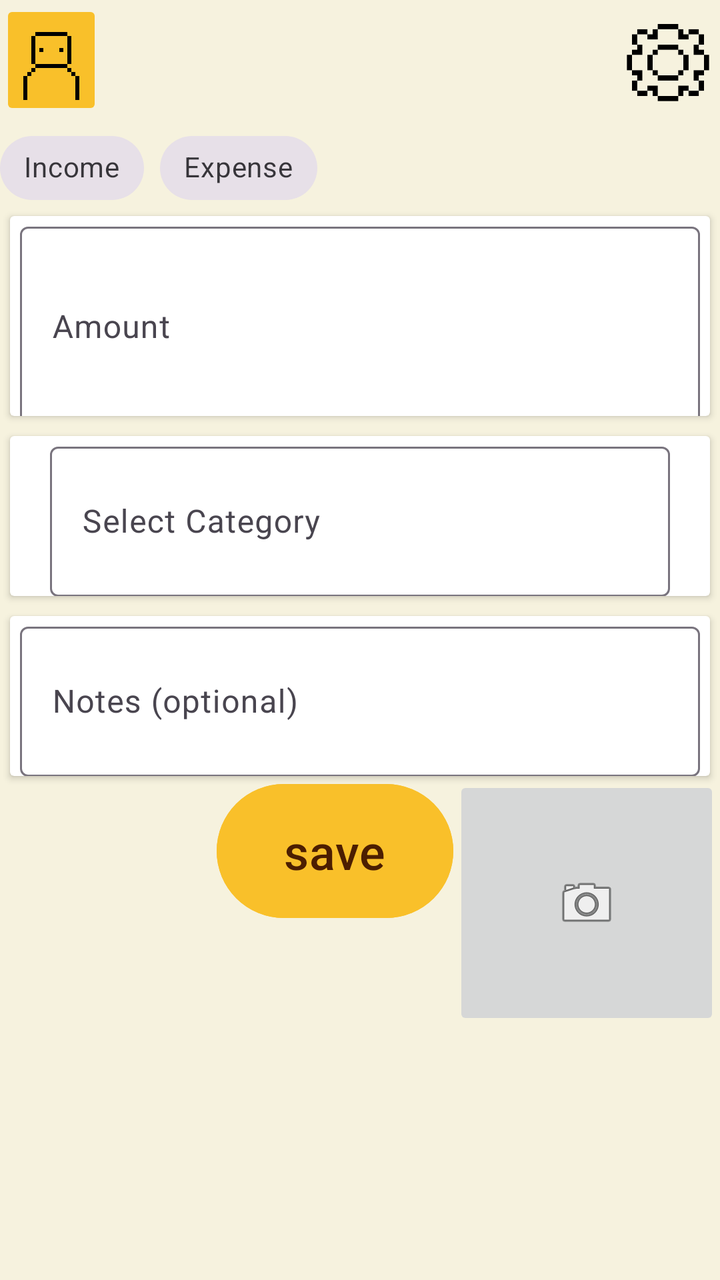
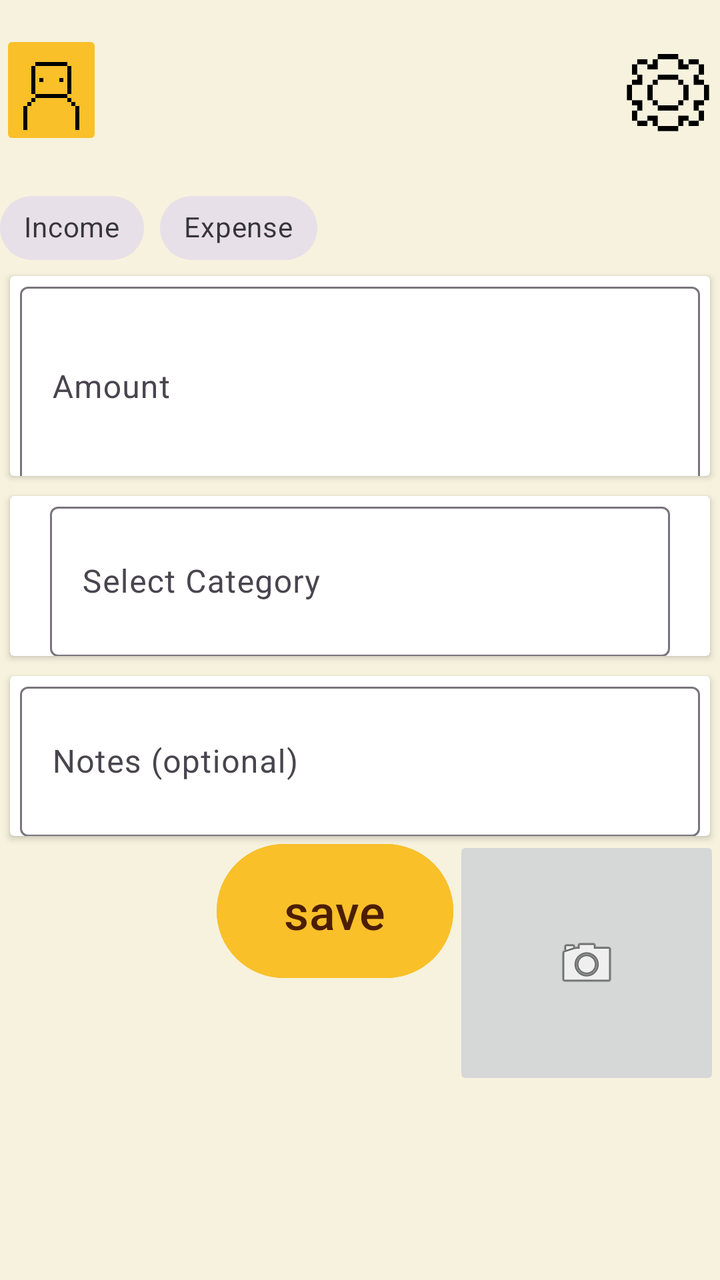

Before-and-after screenshots of an Android layout around one commit, followed by the original layout XML and the change that was made.
<!-- AndroidManifest.xml: application theme Theme.BeeBudgetingLimited -->
<!-- res/layout/activity_logging_screen.xml -->
<?xml version="1.0" encoding="utf-8"?>
<androidx.drawerlayout.widget.DrawerLayout xmlns:android="http://schemas.android.com/apk/res/android"
    xmlns:app="http://schemas.android.com/apk/res-auto"
    xmlns:tools="http://schemas.android.com/tools"
    android:id="@+id/main"
    android:layout_width="match_parent"
    android:layout_height="match_parent"
    tools:context=".ProfileScreen"
    android:background="@color/Cream">
    <LinearLayout
        android:layout_width="match_parent"
        android:layout_height="match_parent"
        android:orientation="vertical">

        

        
        <LinearLayout
            android:layout_width="match_parent"
            android:layout_height="60dp"
            android:orientation="horizontal">

            <ImageButton
                android:id="@+id/ProfileBtn"
                app:srcCompat="@drawable/profileicon"
                android:layout_width="0dp"
                android:layout_height="wrap_content"
                android:layout_weight="0.2"
                android:backgroundTint="@color/Bright_yellow"
                android:scaleType="centerCrop" />

            <ImageView
                android:id="@+id/imageView3"
                android:layout_width="0dp"
                android:layout_height="wrap_content"
                android:layout_weight="1"
                android:alpha="0"
                app:srcCompat="@drawable/house" />

            <ImageButton
                android:id="@+id/Settingsbtn"
                android:scaleType="fitCenter"
                android:layout_width="0dp"
                android:layout_height="match_parent"
                android:layout_weight="0.2"
                android:background="@android:color/transparent"
                app:srcCompat="@drawable/cogicon" />

        </LinearLayout>

        <com.google.android.material.chip.ChipGroup
            android:id="@+id/chipGroupType"
            android:layout_width="match_parent"
            android:layout_height="wrap_content"
            android:layout_gravity="center"
            app:singleSelection="true"
            app:selectionRequired="true">

            <com.google.android.material.chip.Chip
                android:id="@+id/cbIncome"
                style="@style/Widget.MaterialComponents.Chip.Filter"
                android:layout_width="wrap_content"
                android:layout_height="wrap_content"
                android:text="@string/income"
                android:checkable="true" />

            <com.google.android.material.chip.Chip
                android:id="@+id/cbExpense"
                style="@style/Widget.MaterialComponents.Chip.Filter"
                android:layout_width="wrap_content"
                android:layout_height="wrap_content"
                android:text="Expense"
                android:checkable="true" />
        </com.google.android.material.chip.ChipGroup>

        <androidx.cardview.widget.CardView
            android:layout_width="match_parent"
            android:layout_height="100dp"
            android:layout_marginStart="5dp"
            android:layout_marginEnd="5dp">

            <com.google.android.material.textfield.TextInputLayout
                android:layout_width="match_parent"
                android:layout_height="100dp">

                <com.google.android.material.textfield.TextInputEditText
                    android:id="@+id/etAmount"
                    android:layout_width="match_parent"
                    android:layout_height="100dp"
                    android:layout_marginStart="5dp"
                    android:layout_marginEnd="5dp"
                    android:hint="@string/amount" />
            </com.google.android.material.textfield.TextInputLayout>
        </androidx.cardview.widget.CardView>

        <androidx.cardview.widget.CardView
            android:layout_width="match_parent"
            android:layout_height="80dp"
            android:layout_marginStart="5dp"
            android:layout_marginEnd="5dp"
            android:layout_marginTop="10dp">

            <com.google.android.material.textfield.TextInputLayout
                android:layout_width="match_parent"
                android:layout_height="wrap_content">

                <com.google.android.material.textfield.TextInputEditText
                    android:id="@+id/etCategory"
                    android:layout_width="match_parent"
                    android:layout_height="75dp"
                    android:layout_marginStart="20dp"
                    android:layout_marginEnd="20dp"
                    android:hint="@string/category"
                    android:focusable="false"
                    android:clickable="true"
                    android:cursorVisible="false" />
            </com.google.android.material.textfield.TextInputLayout>
        </androidx.cardview.widget.CardView>

        <androidx.cardview.widget.CardView
            android:layout_width="match_parent"
            android:layout_height="80dp"
            android:layout_marginStart="5dp"
            android:layout_marginEnd="5dp"
            android:layout_marginTop="10dp">

            <com.google.android.material.textfield.TextInputLayout
                android:layout_width="match_parent"
                android:layout_height="wrap_content">

                <com.google.android.material.textfield.TextInputEditText
                    android:id="@+id/etNotes"
                    android:layout_width="match_parent"
                    android:layout_height="75dp"
                    android:layout_marginStart="5dp"
                    android:layout_marginEnd="5dp"
                    android:hint="@string/notes_optional" />
            </com.google.android.material.textfield.TextInputLayout>
        </androidx.cardview.widget.CardView>

        <LinearLayout
            android:layout_width="match_parent"
            android:layout_height="127dp"
            android:orientation="horizontal">

            <ImageView
                android:id="@+id/imageView4"
                android:layout_width="140dp"
                android:layout_height="wrap_content"
                android:layout_weight="1"
                android:alpha="0"
                app:srcCompat="@drawable/house" />

            <Button
                android:id="@+id/btnSave"
                android:layout_width="150dp"
                android:layout_height="75dp"
                android:layout_weight="1"
                android:text="@string/save"
                android:textColor="@color/Dark_brown"
                android:textSize="24dp"
                android:backgroundTint="@color/Bright_yellow"/>

            <ImageButton
                android:id="@+id/btnCamera"
                android:layout_width="165dp"
                android:layout_height="match_parent"
                android:layout_weight="1"
                app:srcCompat="@android:drawable/ic_menu_camera" />
        </LinearLayout>

    </LinearLayout>

    

</androidx.drawerlayout.widget.DrawerLayout>
<!-- resources referenced by this layout -->
<resources>
  <color name="Bright_yellow">#f9c02a</color>
  <color name="Cream">#f6f2de</color>
  <color name="Dark_brown">#4c1e01</color>
  <!-- drawable cogicon: png bitmap (drawable, 702 bytes) -->
  <!-- drawable house: png bitmap (drawable, 413934 bytes) -->
  <!-- drawable profileicon: png bitmap (drawable, 471 bytes) -->
  <string name="amount">Amount</string>
  <string name="category">Select Category</string>
  <string name="income">Income</string>
  <string name="notes_optional">Notes (optional)</string>
  <string name="save">save</string>
  <style name="Theme.BeeBudgetingLimited" parent="Base.Theme.BeeBudgetingLimited" />
  <style name="Base.Theme.BeeBudgetingLimited" parent="Theme.Material3.DayNight.NoActionBar">
          
          
      </style>
</resources>

<!-- the commit's change to res/layout/activity_logging_screen.xml (unified diff, before → after) -->
@@ -18,16 +18,17 @@
         <LinearLayout
             android:layout_width="match_parent"
             android:layout_height="60dp"
+            android:layout_marginVertical="15dp"
             android:orientation="horizontal">
 
             <ImageButton
                 android:id="@+id/ProfileBtn"
-                app:srcCompat="@drawable/profileicon"
                 android:layout_width="0dp"
                 android:layout_height="wrap_content"
                 android:layout_weight="0.2"
                 android:backgroundTint="@color/Bright_yellow"
-                android:scaleType="centerCrop" />
+                android:scaleType="centerCrop"
+                app:srcCompat="@drawable/profileicon" />
 
             <ImageView
                 android:id="@+id/imageView3"
@@ -39,11 +40,11 @@
 
             <ImageButton
                 android:id="@+id/Settingsbtn"
-                android:scaleType="fitCenter"
                 android:layout_width="0dp"
                 android:layout_height="match_parent"
                 android:layout_weight="0.2"
                 android:background="@android:color/transparent"
+                android:scaleType="fitCenter"
                 app:srcCompat="@drawable/cogicon" />
 
         </LinearLayout>
